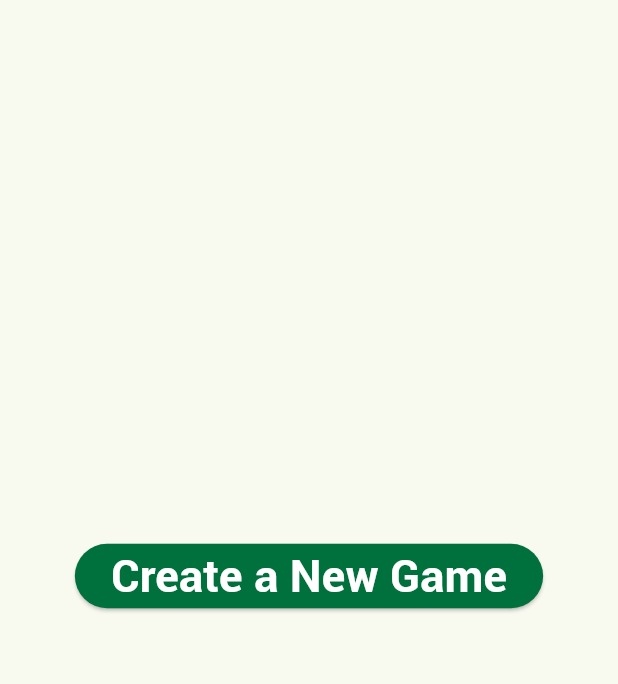
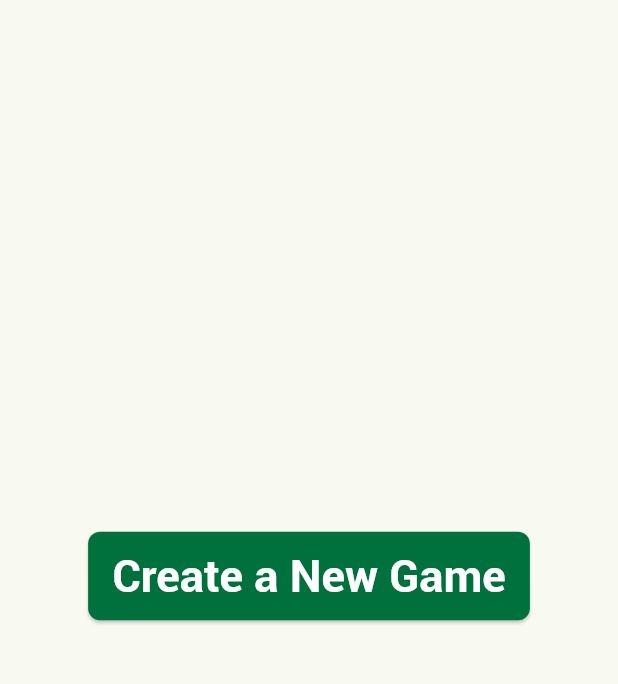
Before and after one commit to karson94/Bullseye-Buddy, a Flutter app: the screen it shows after launch, on a phone screen of 412 x 824 dp, the part 84-768 px from its top. Run offline on Flutter 3.47's test engine with Material 3 defaults, Android fonts, the phone set to English and light mode, and no system bars.

Commit message:
updated rules, fixed fonts, started data storage/functions

```diff
--- a/bullseye_buddy/lib/create_new_game.dart
+++ b/bullseye_buddy/lib/create_new_game.dart
@@ -58,8 +58,7 @@ class CreateNewGame extends StatelessWidget {
                 context,
                 MaterialPageRoute(
                   builder: (context) => Game(
-                    player1Name: player1Controller.text,
-                    player2Name: player2Controller.text,
+                    playerNames: [player1Controller.text, player2Controller.text],
                   ),
                 ),
               );
--- a/bullseye_buddy/lib/main.dart
+++ b/bullseye_buddy/lib/main.dart
@@ -30,6 +30,63 @@ class MyApp extends StatelessWidget {
         // This works for code too, not just values: Most code changes can be
         // tested with just a hot reload.
         fontFamily: 'Roboto',
+        textTheme: const TextTheme(
+          // Set default font weight to 700 (bold) for different text styles
+          bodyLarge: TextStyle(fontWeight: FontWeight.w700),
+          bodyMedium: TextStyle(fontWeight: FontWeight.w500),
+          bodySmall: TextStyle(fontWeight: FontWeight.w300),
+          headlineLarge: TextStyle(fontWeight: FontWeight.w700),
+          headlineMedium: TextStyle(fontWeight: FontWeight.w500),
+          headlineSmall: TextStyle(fontWeight: FontWeight.w300),
+          titleLarge: TextStyle(fontWeight: FontWeight.w700),
+          titleMedium: TextStyle(fontWeight: FontWeight.w500),
+          titleSmall: TextStyle(fontWeight: FontWeight.w300),
+        ),
+
+                // Customize TextButton (default font, weight, and size)
+        textButtonTheme: TextButtonThemeData(
+          style: TextButton.styleFrom(
+            padding: const EdgeInsets.symmetric(vertical: 12.0, horizontal: 16.0), // Add standard padding
+            textStyle: const TextStyle(
+              fontFamily: 'Roboto',  // Set default font for TextButtons
+              fontWeight: FontWeight.w700,  // Set default weight (bold)
+              fontSize: 16,  // Set default font size for buttons
+            ),
+            shape: RoundedRectangleBorder(
+              borderRadius: BorderRadius.circular(8), // Sharpen corner radius
+            ),
+          ),
+        ),
+
+        // Customize ElevatedButton (default font, weight, and size)
+        elevatedButtonTheme: ElevatedButtonThemeData(
+          style: ElevatedButton.styleFrom(
+            padding: const EdgeInsets.symmetric(vertical: 12.0, horizontal: 16.0), // Add standard padding
+            textStyle: const TextStyle(
+              fontFamily: 'Roboto',  // Set default font for ElevatedButtons
+              fontWeight: FontWeight.w700,  // Set default weight (bold)
+              fontSize: 16,  // Set default font size for buttons
+            ),
+            shape: RoundedRectangleBorder(
+              borderRadius: BorderRadius.circular(8), // Sharpen corner radius
+            ),
+          ),
+        ),
+
+        // Customize OutlinedButton (default font, weight, and size)
+        outlinedButtonTheme: OutlinedButtonThemeData(
+          style: OutlinedButton.styleFrom(
+            padding: const EdgeInsets.symmetric(vertical: 12.0, horizontal: 16.0), // Add standard padding
+            textStyle: const TextStyle(
+              fontFamily: 'Roboto',  // Set default font for OutlinedButtons
+              fontWeight: FontWeight.w700,  // Set default weight (bold)
+              fontSize: 16,  // Set default font size for buttons
+            ),
+            shape: RoundedRectangleBorder(
+              borderRadius: BorderRadius.circular(8), // Sharpen corner radius
+            ),
+          ),
+        ),
         colorScheme: ColorScheme.fromSeed(seedColor: Colors.lightGreen.shade900),
         useMaterial3: true,
       ),
@@ -108,7 +165,7 @@ class _MyHomePageState extends State<MyHomePage> {
                 foregroundColor: Colors.white,
               ),
               onPressed: _createNewGame,
-              child: const Text('Create a New Game', style: TextStyle(fontSize: 30)),
+              child: const Text('Create a New Game', style: TextStyle(fontSize: 30,),),
             ), // This trailing comma makes auto-formatting nicer for build methods.
           ],
         ),
```
Also changed, not shown: bullseye_buddy/lib/game.dart (+81 -11 lines), bullseye_buddy/pubspec.yaml (+7 -0 lines), bullseye_buddy/fonts/Roboto-Black.ttf (added), bullseye_buddy/fonts/Roboto-Regular.ttf (added).
